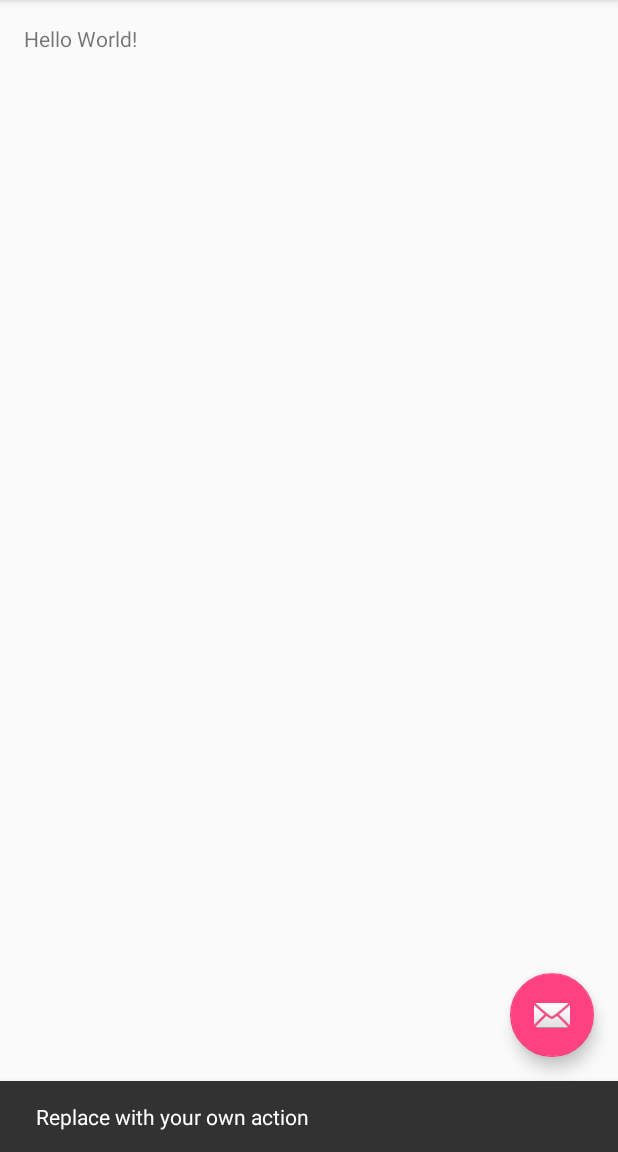
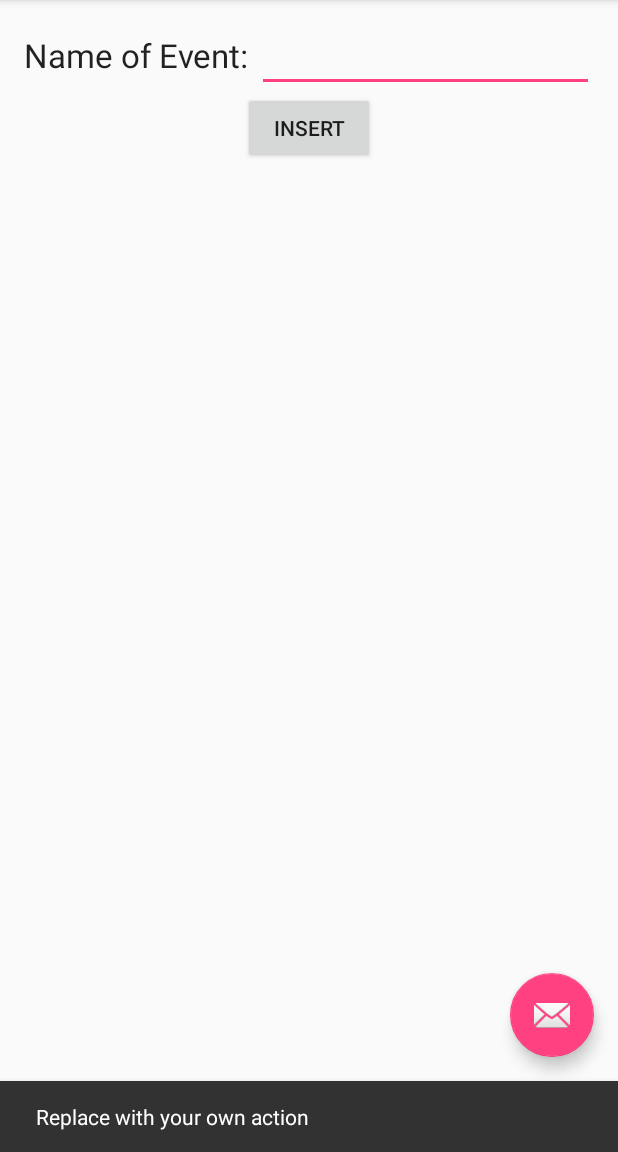
Before and after one commit to sdillon1/MyPlannerPal, an Android app: the screen it shows after launch (HomeScreen), after a tap on an icon or button, on a phone screen of 412 x 824 dp, the part 84-1236 px from its top. Run offline under Robolectric (Android 15) with nearby library versions, the phone set to English and light mode, and no system bars; 1 other tap on this screen came first.

Commit message:
Create database, Insert into database

```diff
--- /dev/null
+++ b/app/src/main/java/sean21eric/myplannerpal/DatabaseHelper.java
@@ -0,0 +1,70 @@
+package sean21eric.myplannerpal;
+
+import android.content.ContentValues;
+import android.content.Context;
+import android.database.sqlite.SQLiteDatabase;
+import android.database.sqlite.SQLiteOpenHelper;
+
+/**
+ * Created by Sean on 2/8/2016.
+ */
+public class DatabaseHelper extends SQLiteOpenHelper {
+
+    /*
+     *  This DatabaseHelper class will have methods to deal with our database interaction
+     *  tutorial: https://www.youtube.com/watch?v=T0ClYrJukPA
+     *
+     */
+
+    //vars
+    public static final String DATABASE_NAME = "MyPlannerPal";
+    public static final int DATABASE_VERSION = 1;
+    //table1
+    public static final String TABLE_1_NAME = "EVENT";
+    public static final String TABLE_1_COL_1_NAME = "ID";
+    public static final String TABLE_1_COL_2_NAME = "NAME";
+
+
+
+
+    public DatabaseHelper(Context context) {
+        //creates database in the super method
+        super(context, DATABASE_NAME, null, DATABASE_VERSION);
+
+    }
+
+    @Override
+    public void onCreate(SQLiteDatabase db) {
+
+        db.execSQL("create table " + TABLE_1_NAME + " (ID INTEGER PRIMARY KEY AUTOINCREMENT, NAME TEXT);");
+
+    }
+
+    @Override
+    public void onUpgrade(SQLiteDatabase db, int oldVersion, int newVersion) {
+
+        db.execSQL("DROP TABLE IF EXISTS " + TABLE_1_NAME);
+        onCreate(db);
+    }
+
+    //insert methods
+    public boolean insertEvent(String name){
+
+        SQLiteDatabase db = this.getWritableDatabase();
+        ContentValues contentValues = new ContentValues();
+
+        contentValues.put(TABLE_1_COL_2_NAME, name);
+
+        long result = db.insert(TABLE_1_NAME, null, contentValues);
+
+        if(result == -1){
+            //insert failed
+            return false;
+        }else{
+            return true;
+        }
+
+    }
+
+
+}
--- a/app/src/main/java/sean21eric/myplannerpal/HomeScreen.java
+++ b/app/src/main/java/sean21eric/myplannerpal/HomeScreen.java
@@ -1,5 +1,6 @@
 package sean21eric.myplannerpal;
 
+import android.database.sqlite.SQLiteDatabase;
 import android.os.Bundle;
 import android.support.design.widget.FloatingActionButton;
 import android.support.design.widget.Snackbar;
@@ -8,8 +9,17 @@ import android.support.v7.widget.Toolbar;
 import android.view.View;
 import android.view.Menu;
 import android.view.MenuItem;
+import android.widget.Button;
+import android.widget.EditText;
+import android.widget.LinearLayout;
 
 public class HomeScreen extends AppCompatActivity {
+
+    //vars
+    DatabaseHelper myHelper;
+    Button btnInsert;
+    EditText nameEditText;
+    LinearLayout linearLayout1;
 
     @Override
     protected void onCreate(Bundle savedInstanceState) {
@@ -17,6 +27,17 @@ public class HomeScreen extends AppCompatActivity {
         setContentView(R.layout.activity_home_screen);
         Toolbar toolbar = (Toolbar) findViewById(R.id.toolbar);
         setSupportActionBar(toolbar);
+
+        myHelper = new DatabaseHelper(this);
+
+        //get the button and edit text
+        btnInsert = (Button)findViewById(R.id.BTNInsert);
+        nameEditText = (EditText)findViewById(R.id.EditText1);
+        linearLayout1 = (LinearLayout)findViewById(R.id.LinearLayout1);
+
+        addOnclickListener();
+
+
 
         FloatingActionButton fab = (FloatingActionButton) findViewById(R.id.fab);
         fab.setOnClickListener(new View.OnClickListener() {
@@ -26,7 +47,38 @@ public class HomeScreen extends AppCompatActivity {
                         .setAction("Action", null).show();
             }
         });
+
+    }//close onCreate()
+
+    public void addOnclickListener(){
+        btnInsert.setOnClickListener(new View.OnClickListener() {
+            @Override
+            public void onClick(View v) {
+
+                String s = nameEditText.getText().toString();
+
+                boolean isInserted = myHelper.insertEvent(s);
+
+                if(isInserted == true){
+                    Snackbar.make(linearLayout1, "SUCCESS! :)", Snackbar.LENGTH_LONG).setAction("Action", null).show();
+                }else{
+                    Snackbar.make(linearLayout1, "FAILURE :(", Snackbar.LENGTH_LONG).setAction("Action", null).show();
+                }
+
+
+            }
+        });
     }
+
+
+
+
+
+
+
+    /*
+     *  For the menus, not important currently
+     */
 
     @Override
     public boolean onCreateOptionsMenu(Menu menu) {
@@ -49,4 +101,5 @@ public class HomeScreen extends AppCompatActivity {
 
         return super.onOptionsItemSelected(item);
     }
-}
+
+}//close class
--- a/app/src/main/res/layout/content_home_screen.xml
+++ b/app/src/main/res/layout/content_home_screen.xml
@@ -1,5 +1,5 @@
 <?xml version="1.0" encoding="utf-8"?>
-<RelativeLayout
+<LinearLayout
     xmlns:android="http://schemas.android.com/apk/res/android"
     xmlns:app="http://schemas.android.com/apk/res-auto"
     xmlns:tools="http://schemas.android.com/tools"
@@ -11,10 +11,36 @@
     android:paddingTop="@dimen/activity_vertical_margin"
     app:layout_behavior="@string/appbar_scrolling_view_behavior"
     tools:context="sean21eric.myplannerpal.HomeScreen"
-    tools:showIn="@layout/activity_home_screen">
+    tools:showIn="@layout/activity_home_screen"
+    android:orientation="vertical"
+    android:gravity="center_horizontal"
+    android:id="@+id/LinearLayout1">
 
-    <TextView
+
+    <LinearLayout
+        android:orientation="horizontal"
+        android:layout_width="match_parent"
+        android:layout_height="wrap_content"
+        android:layout_gravity="center_horizontal">
+
+        <TextView
+            android:layout_width="wrap_content"
+            android:layout_height="wrap_content"
+            android:textAppearance="?android:attr/textAppearanceLarge"
+            android:text="Name of Event: "
+            android:id="@+id/TextView1"/>
+
+        <EditText
+            android:layout_width="wrap_content"
+            android:layout_height="wrap_content"
+            android:id="@+id/EditText1"
+            android:layout_weight="1"/>
+    </LinearLayout>
+
+    <Button
         android:layout_width="wrap_content"
         android:layout_height="wrap_content"
-        android:text="Hello World!"/>
-</RelativeLayout>
+        android:text="Insert"
+        android:id="@+id/BTNInsert"
+        android:layout_gravity="center_horizontal"/>
+</LinearLayout>
```
